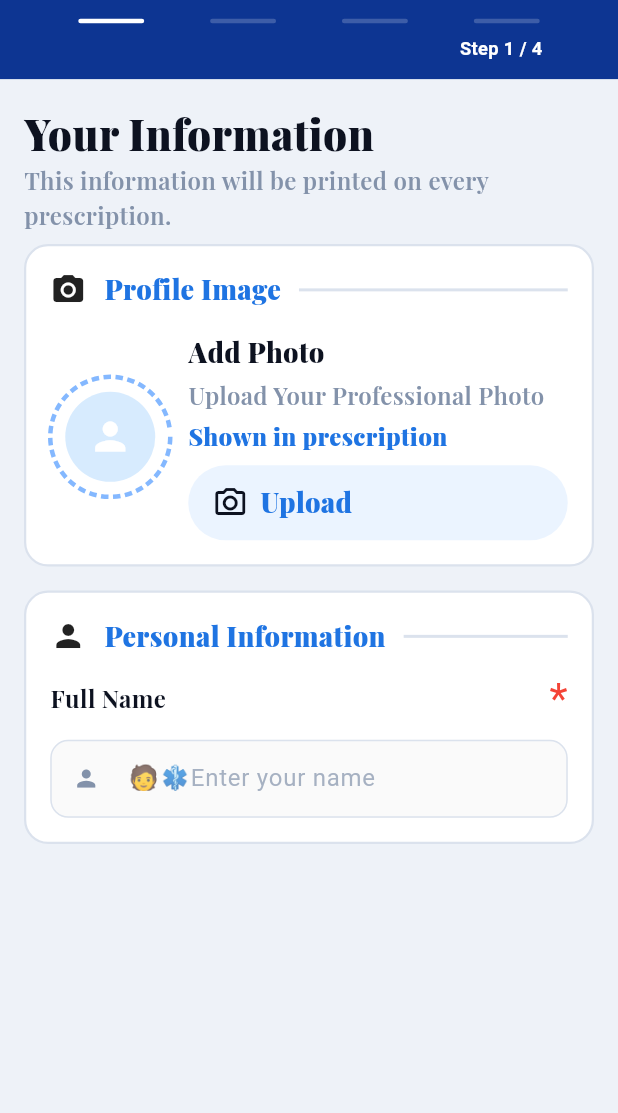
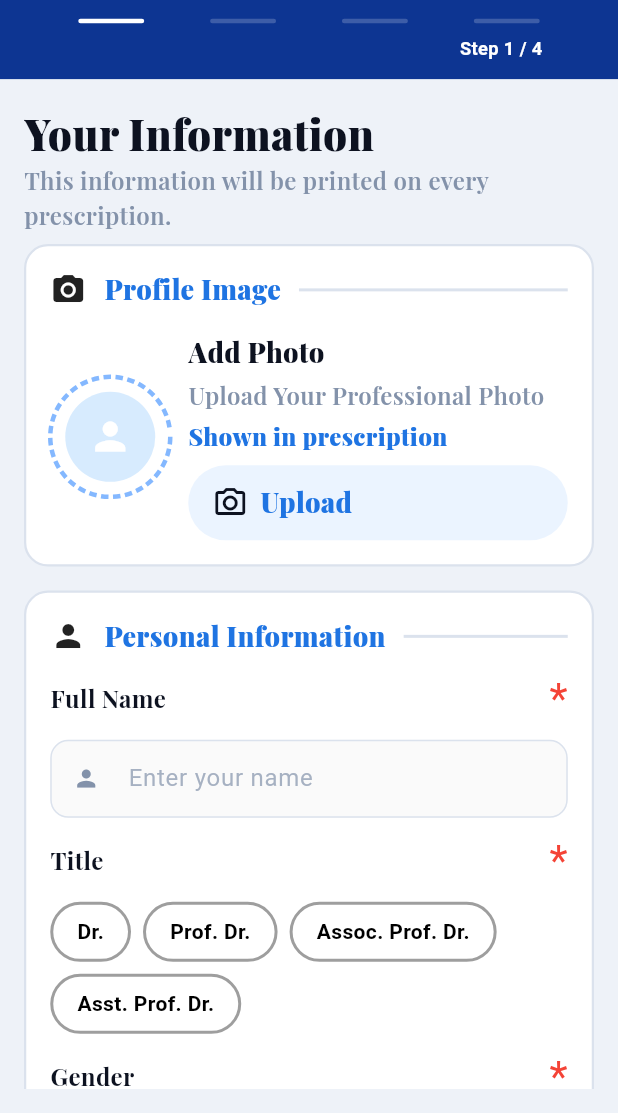
Before and after one commit to majidbhuiyan20/RxDigi, a Flutter app: the screen it shows after launch, on a phone screen of 412 x 824 dp, the part 123-1236 px from its top. Run offline on Flutter 3.47's test engine with Material 3 defaults, Android fonts, the phone set to English and light mode, and no system bars; our stand-ins replace dotted_border, firebase_core, firebase_crashlytics, flutter_riverpod, flutter_screenutil, logger and 1 more; accounts and stored records are empty; project files that could hold a hidden picture were left out.

Commit message:
wip(ui): personal info card done

```diff
--- a/lib/app/app_text_style.dart
+++ b/lib/app/app_text_style.dart
@@ -22,6 +22,12 @@ class AppTextStyles {
     fontWeight: FontWeight.w700,
     fontSize: 56,
     color: const Color(0XFF74C1B7),
+  );
+  static TextStyle primaryBlackBoldText = TextStyle(
+    fontFamily: oswald,
+    fontWeight: FontWeight.w600,
+    fontSize: 16,
+    color: const Color(0XFF384357),
   );
 
   static TextStyle playfairFontLogo = TextStyle(
--- a/lib/features/doctor_info/view/step1_introduction.dart
+++ b/lib/features/doctor_info/view/step1_introduction.dart
@@ -9,12 +9,11 @@ import 'package:rxdigi/l10n/app_localizations_bn.dart';
 import '../widgets/card_section_title.dart';
 import '../widgets/card_title_section.dart';
 import '../widgets/dotted_circular_border.dart';
+import '../widgets/selectable_title_chip.dart';
 
 class Step1Introduction extends StatelessWidget {
   final VoidCallback onNext;
-
   const Step1Introduction({super.key, required this.onNext});
-
   @override
   Widget build(BuildContext context) {
     final l10n = AppLocalizations.of(context)!;
@@ -24,6 +23,7 @@ class Step1Introduction extends StatelessWidget {
         color:  AppColors.appBackgroundColor,
         child: Padding(
           padding:  EdgeInsets.all(16),
+          child: SingleChildScrollView(
             child: Column(
               crossAxisAlignment: CrossAxisAlignment.start,
               children: [
@@ -122,10 +122,11 @@ class Step1Introduction extends StatelessWidget {
                       color: Colors.white,
                   ),
                   child: Column(
+                    crossAxisAlignment: CrossAxisAlignment.start,
                     children: [
-                    CardTitleSection(icon: Icons.person, title: "Personal Information"),
+                      CardTitleSection(icon: Icons.person, title: l10n.personalInfo,),
                       SizedBox(height: 8,),
-                    CardSectionTitle(title: 'Full Name',),
+                      CardSectionTitle(title: l10n.fullName,),
                       SizedBox(height: 8,),
                       TextFormField(
                         decoration: InputDecoration(
@@ -133,7 +134,7 @@ class Step1Introduction extends StatelessWidget {
                             Icons.person, // your icon here
                             color: AppColors.textGreyColor,
                           ),
-                        hintText: "🧑‍⚕Enter your name",
+                          hintText: "Enter your name",
                           hintStyle: TextStyle(
                             color: AppColors.textGreyColor.withOpacity(0.7),
                             fontSize: 16,
@@ -146,7 +147,83 @@ class Step1Introduction extends StatelessWidget {
                             borderSide: BorderSide(color: AppColors.borderColor),
                           ),
                         ),
-                    )
+                      ),
+                      SizedBox(height: 8,),
+                      CardSectionTitle(title: l10n.title,),
+                      SizedBox(height: 8,),
+                      Wrap(
+                        spacing: 8,
+                        runSpacing: 8,
+                        children: [
+                          SelectableTitleChip(title: "Dr.", provider: selectedTitleProvider),
+                          SelectableTitleChip(title: "Prof. Dr.", provider: selectedTitleProvider),
+                          SelectableTitleChip(title: "Assoc. Prof. Dr.", provider: selectedTitleProvider),
+                          SelectableTitleChip(title: "Asst. Prof. Dr.", provider: selectedTitleProvider),
+                        ],
+                      ),
+
+
+                      SizedBox(height: 8,),
+                      CardSectionTitle(title: l10n.gender,),
+                      SizedBox(height: 8,),
+                      Wrap(
+                        spacing: 8,
+                        runSpacing: 8,
+                        children: [
+                          SelectableTitleChip(title: l10n.male, provider: selectedGenderProvider),
+                          SelectableTitleChip(title: l10n.female, provider: selectedGenderProvider),
+                          SelectableTitleChip(title: l10n.others, provider: selectedGenderProvider),
+                        ],
+                      ),
+
+
+                      SizedBox(height: 8,),
+                      CardSectionTitle(title: 'BMDC Reg No.',),
+
+                      TextFormField(
+                        decoration: InputDecoration(
+                          prefixIcon: Icon(
+                            Icons.confirmation_num, // your icon here
+                            color: AppColors.textGreyColor,
+                          ),
+                          hintText: "Ex: A-4434",
+                          hintStyle: TextStyle(
+                            color: AppColors.textGreyColor.withOpacity(0.7),
+                            fontSize: 16,
+                          ),
+
+                          filled: true,
+                          fillColor: Colors.grey.shade50,
+                          border: OutlineInputBorder(
+                            borderRadius: BorderRadius.circular(12),
+                            borderSide: BorderSide(color: AppColors.borderColor),
+                          ),
+                        ),
+                      ),
+                      SizedBox(height: 8,),
+                      CardSectionTitle(title: l10n.nationalId,),
+
+                      TextFormField(
+                        decoration: InputDecoration(
+                          prefixIcon: Icon(
+                            Icons.format_list_numbered_rtl, // your icon here
+                            color: AppColors.textGreyColor,
+                          ),
+                          hintText: "ID: 120434343",
+                          hintStyle: TextStyle(
+                            color: AppColors.textGreyColor.withOpacity(0.7),
+                            fontSize: 16,
+                          ),
+
+                          filled: true,
+                          fillColor: Colors.grey.shade50,
+                          border: OutlineInputBorder(
+                            borderRadius: BorderRadius.circular(12),
+                            borderSide: BorderSide(color: AppColors.borderColor),
+                          ),
+                        ),
+                      ),
+
                     ],
                   ),
                 )
@@ -154,6 +231,7 @@ class Step1Introduction extends StatelessWidget {
             ),
           ),
         ),
+      ),
     );
   }
 }
--- /dev/null
+++ b/lib/features/doctor_info/widgets/selectable_title_chip.dart
@@ -0,0 +1,48 @@
+import 'package:flutter/material.dart';
+import 'package:flutter_riverpod/flutter_riverpod.dart';
+import 'package:flutter_riverpod/legacy.dart';
+import 'package:rxdigi/app/app_colors.dart';
+import 'package:rxdigi/app/app_text_style.dart';
+
+final selectedTitleProvider = StateProvider<String?>((ref) => null);
+final selectedGenderProvider = StateProvider<String?>((ref) => null);
+
+class SelectableTitleChip extends ConsumerWidget {
+  const SelectableTitleChip({
+    super.key,
+    required this.title,
+    required this.provider,
+  });
+
+  final String title;
+  final StateProvider<String?> provider;
+
+  @override
+  Widget build(BuildContext context, WidgetRef ref) {
+    final selected = ref.watch(provider) == title;
+
+    return GestureDetector(
+      onTap: () {
+        ref.read(provider.notifier).state = title;
+      },
+      child: Container(
+        padding: const EdgeInsets.symmetric(horizontal: 16, vertical: 8),
+        decoration: BoxDecoration(
+          borderRadius: BorderRadius.circular(30),
+          color: selected ? Colors.blue : Colors.white,
+          border: Border.all(
+            color: selected ? Colors.blue : Colors.grey,
+            width: 2,
+          ),
+        ),
+        child: Text(
+          title,
+          style: TextStyle(
+            color: selected ? Colors.white : Colors.black,
+            fontWeight: FontWeight.bold,
+          ),
+        ),
+      ),
+    );
+  }
+}
--- a/lib/l10n/app_localizations.dart
+++ b/lib/l10n/app_localizations.dart
@@ -208,6 +208,54 @@ abstract class AppLocalizations {
   /// In en, this message translates to:
   /// **'Upload'**
   String get uploadNow;
+
+  /// No description provided for @personalInfo.
+  ///
+  /// In en, this message translates to:
+  /// **'Personal Information'**
+  String get personalInfo;
+
+  /// No description provided for @title.
+  ///
+  /// In en, this message translates to:
+  /// **'Title'**
+  String get title;
+
+  /// No description provided for @gender.
+  ///
+  /// In en, this message translates to:
+  /// **'Gender'**
+  String get gender;
+
+  /// No description provided for @nationalId.
+  ///
+  /// In en, this message translates to:
+  /// **'National ID'**
+  String get nationalId;
+
+  /// No description provided for @male.
+  ///
+  /// In en, this message translates to:
+  /// **'Male'**
+  String get male;
+
+  /// No description provided for @female.
+  ///
+  /// In en, this message translates to:
+  /// **'Female'**
+  String get female;
+
+  /// No description provided for @others.
+  ///
+  /// In en, this message translates to:
+  /// **'Others'**
+  String get others;
+
+  /// No description provided for @fullName.
+  ///
+  /// In en, this message translates to:
+  /// **'Full Name'**
+  String get fullName;
 }
 
 class _AppLocalizationsDelegate extends LocalizationsDelegate<AppLocalizations> {
```
Also changed, not shown: lib/l10n/app_bn.arb (+10 -1 lines), lib/l10n/app_en.arb (+10 -1 lines), lib/l10n/app_localizations_bn.dart (+24 -0 lines), lib/l10n/app_localizations_en.dart (+24 -0 lines), lib/app/app.dart (line endings or trailing spaces). Lines whose indentation alone changed are shown as unchanged.
